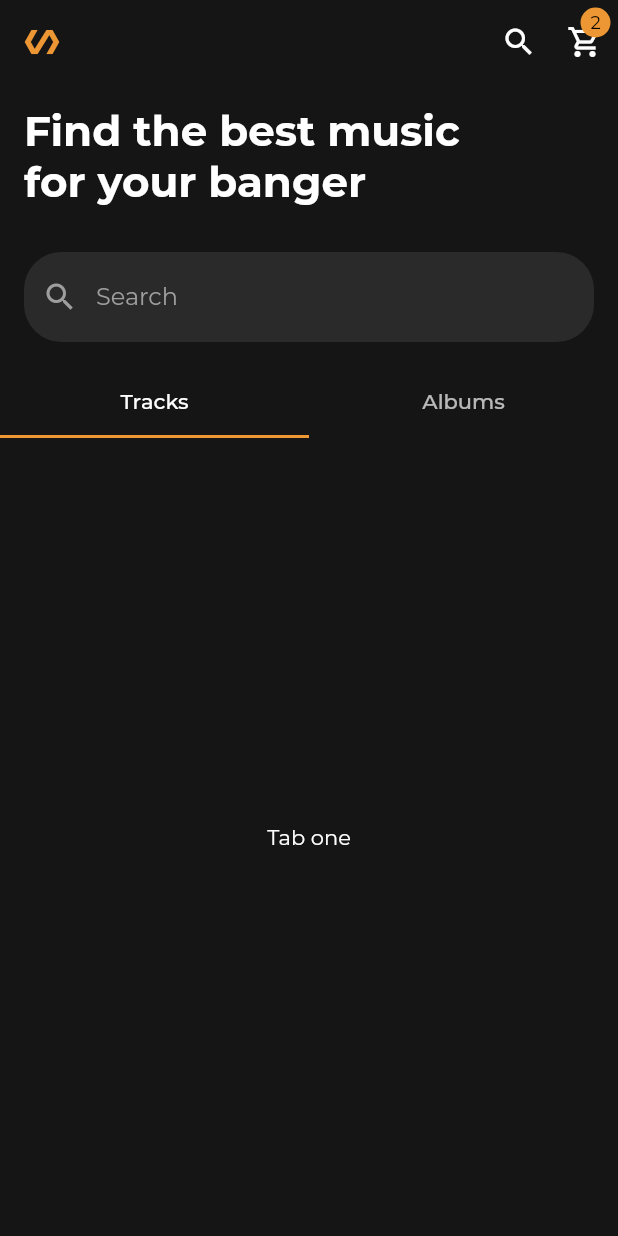
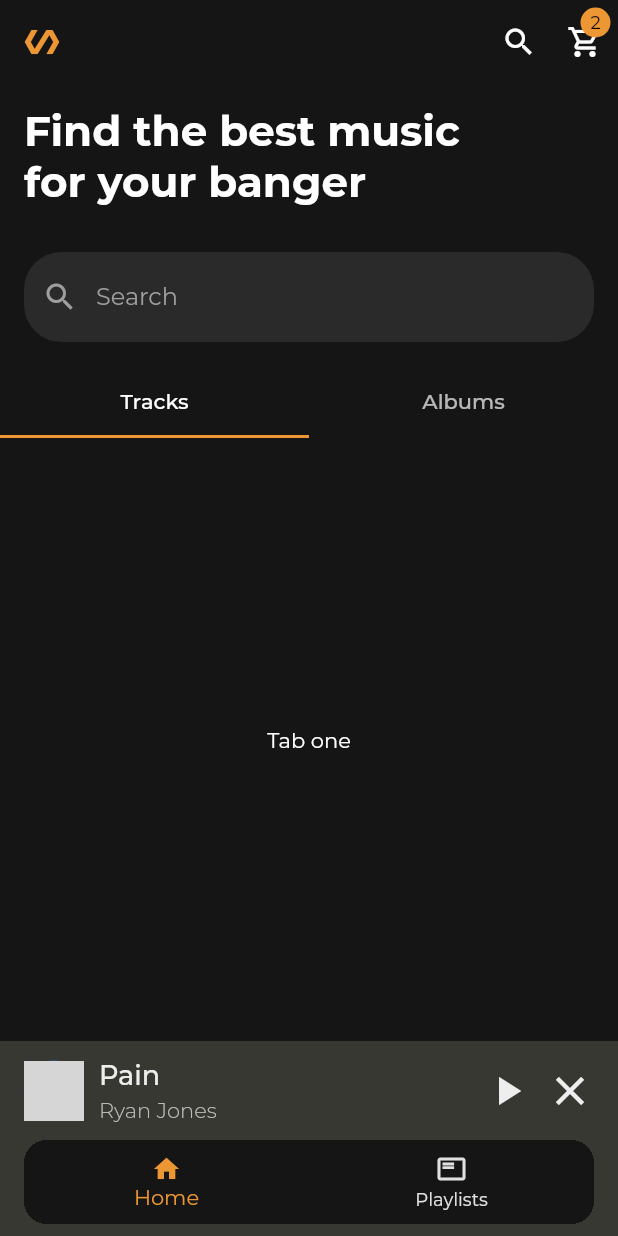
Before and after one commit to dev-davexoyinbo/music_app_1, a Flutter app: the screen it shows after launch, on a phone screen of 412 x 824 dp. Run offline on Flutter 3.47's test engine with Material 2 defaults, Android fonts, the phone set to English and light mode, and no system bars; project files that could hold a hidden picture were left out; grey boxes are pictures that could not be loaded.

Commit message:
Main navbar and music preview

```diff
--- a/lib/main.dart
+++ b/lib/main.dart
@@ -10,7 +10,6 @@ class MyApp extends StatelessWidget {
   Widget build(BuildContext context) {
     return MaterialApp(
       debugShowCheckedModeBanner: false,
-      home: HomeScreen(),
       theme: ThemeData(
         fontFamily: 'Montserrat',
         visualDensity: VisualDensity.adaptivePlatformDensity,
@@ -22,6 +21,7 @@ class MyApp extends StatelessWidget {
           displayColor: Colors.white,
         ),
       ),
+      home: HomeScreen(),
     );
   } //end build method
 } //end class MyApp
--- a/lib/pages/views/home_screen.dart
+++ b/lib/pages/views/home_screen.dart
@@ -4,6 +4,7 @@ import 'package:flutter/cupertino.dart';
 import 'package:flutter/material.dart';
 import 'package:music_app_trial_1/my_theme.dart';
 import 'package:music_app_trial_1/widgets/music_detail_sheet.dart';
+import 'package:music_app_trial_1/widgets/my_navbar.dart';
 import 'package:music_app_trial_1/widgets/my_sliver_app_bar.dart';
 
 class HomeScreen extends StatefulWidget {
@@ -45,7 +46,8 @@ class _HomeScreenState extends State<HomeScreen>
               // physics: BouncingScrollPhysics(),
               headerSliverBuilder: (context, isScrolled) {
                 return [
-                  MySliverAppBar(tabController: _tabController, myTabs: _myTabs),
+                  MySliverAppBar(
+                      tabController: _tabController, myTabs: _myTabs),
                 ];
               },
               body: TabBarView(
@@ -54,29 +56,35 @@ class _HomeScreenState extends State<HomeScreen>
                   Center(
                     child: Text("Tab one"),
                   ),
-                  Center(
-                    child: Text("Tab two")
-                  )
+                  Center(child: Text("Tab two"))
                 ],
               ),
             ),
             AnimatedPositioned(
               duration: Duration(milliseconds: 500),
               curve: Curves.easeInOut,
-              top: showMediaSheet ? 65 :  MediaQuery.of(context).size.height,
+              top: showMediaSheet ? 65 : MediaQuery.of(context).size.height,
               width: MediaQuery.of(context).size.width,
               height: MediaQuery.of(context).size.height - 65,
-              child: MusicDetailSheet(displayMediaSheetAction: _displayMediaSheetAction,),
+              child: MusicDetailSheet(
+                displayMediaSheetAction: _displayMediaSheetAction,
+              ),
             )
           ],
         ),
-      )
+      ),
+      bottomNavigationBar: Visibility(
+        visible: !this.showMediaSheet,
+        maintainAnimation: true,
+        maintainState: true,
+        child: MyNavBar(displayMediaSheetAction: _displayMediaSheetAction),
+      ),
     );
   } //end build method
 
-  void _displayMediaSheetAction(bool showMediaSheet){
+  void _displayMediaSheetAction(bool showMediaSheet) {
     setState(() {
       this.showMediaSheet = !this.showMediaSheet;
     });
-  }//end method _displayMediaSheet
+  } //end method _displayMediaSheet
 } //end state class
--- /dev/null
+++ b/lib/widgets/my_bottom_navigation_bar.dart
@@ -0,0 +1,27 @@
+import 'package:flutter/material.dart';
+import 'package:music_app_trial_1/my_theme.dart';
+
+class MyBottomNavigationBar extends StatelessWidget {
+  const MyBottomNavigationBar({Key? key}) : super(key: key);
+
+  @override
+  Widget build(BuildContext context) {
+    return Container(
+      clipBehavior: Clip.hardEdge,
+      decoration: BoxDecoration(
+        borderRadius: BorderRadius.circular(15),
+      ),
+      child: BottomNavigationBar(
+          backgroundColor: MyTheme.darkColor,
+          selectedItemColor: MyTheme.accentColor,
+          unselectedItemColor: Colors.grey[300],
+          iconSize: 20,
+          items: [
+            BottomNavigationBarItem(icon: Icon(Icons.home), label: "Home"),
+            BottomNavigationBarItem(
+                icon: Icon(Icons.featured_play_list_outlined),
+                label: "Playlists"),
+          ]),
+    );
+  }
+}
--- /dev/null
+++ b/lib/widgets/my_navbar.dart
@@ -0,0 +1,37 @@
+import 'package:flutter/material.dart';
+import 'package:music_app_trial_1/my_theme.dart';
+import 'package:music_app_trial_1/widgets/my_bottom_navigation_bar.dart';
+import 'package:music_app_trial_1/widgets/playing_widget_sm.dart';
+
+class MyNavBar extends StatefulWidget {
+  late Function _displayMediaSheetAction;
+  MyNavBar({Key? key, Function? displayMediaSheetAction}) : super(key: key){
+    this._displayMediaSheetAction = displayMediaSheetAction?? (bool nav){};
+  }
+
+  @override
+  _MyNavBarState createState() => _MyNavBarState();
+}
+
+class _MyNavBarState extends State<MyNavBar> {
+  @override
+  Widget build(BuildContext context) {
+    return Container(
+      padding: const EdgeInsets.symmetric(vertical: 8, horizontal: 16),
+      decoration: BoxDecoration(
+        color: MyTheme.darkColorBlur,
+      ),
+      child: Column(
+        mainAxisSize: MainAxisSize.min,
+        children: [
+          Padding(
+            padding: const EdgeInsets.only(bottom: 8),
+            child: PlayingWidgetSm(displayMediaSheetAction: widget._displayMediaSheetAction),
+          ),
+          MyBottomNavigationBar(),
+        ],
+      ),
+    );
+  } //end method build
+
+} //end state class
--- /dev/null
+++ b/lib/widgets/playing_widget_sm.dart
@@ -0,0 +1,68 @@
+import 'package:flutter/material.dart';
+
+class PlayingWidgetSm extends StatelessWidget {
+
+  late final Function _displayMediaSheetAction;
+  PlayingWidgetSm({Key? key, Function? displayMediaSheetAction}) : super(key: key){
+    this._displayMediaSheetAction = displayMediaSheetAction ?? (bool val){};
+  }
+
+  @override
+  Widget build(BuildContext context) {
+    return Padding(
+      padding: const EdgeInsets.symmetric(vertical: 4),
+      child: Row(
+        mainAxisAlignment: MainAxisAlignment.spaceBetween,
+        children: [
+          GestureDetector(
+            onTap: (){
+              _displayMediaSheetAction(true);
+            },
+            child: Row(
+              mainAxisSize: MainAxisSize.max,
+              children: [
+                CircleAvatar(
+                  backgroundImage: AssetImage("assets/images/music_cover.jpg"),
+                ),
+                SizedBox(
+                  width: 10,
+                ),
+                Column(
+                  crossAxisAlignment: CrossAxisAlignment.start,
+                  children: [
+                    Text(
+                      "Pain",
+                      style: TextStyle(
+                        fontSize: 18,
+                        color: Colors.grey[200],
+                        fontWeight: FontWeight.w500,
+                      ),
+                    ),
+                    SizedBox(height: 3),
+                    Text(
+                      "Ryan Jones",
+                      style: TextStyle(
+                        color: Colors.grey[400],
+                        fontWeight: FontWeight.w300,
+                      ),
+                    ),
+                  ],
+                ),
+              ],
+            ),
+          ),
+          Row(
+            mainAxisSize: MainAxisSize.min,
+            children: [
+              Icon(Icons.play_arrow, size: 32, color: Colors.grey[200]),
+              SizedBox(
+                width: 10,
+              ),
+              Icon(Icons.clear_outlined, size: 32, color: Colors.grey[200])
+            ],
+          ),
+        ],
+      ),
+    );
+  }
+}
```
